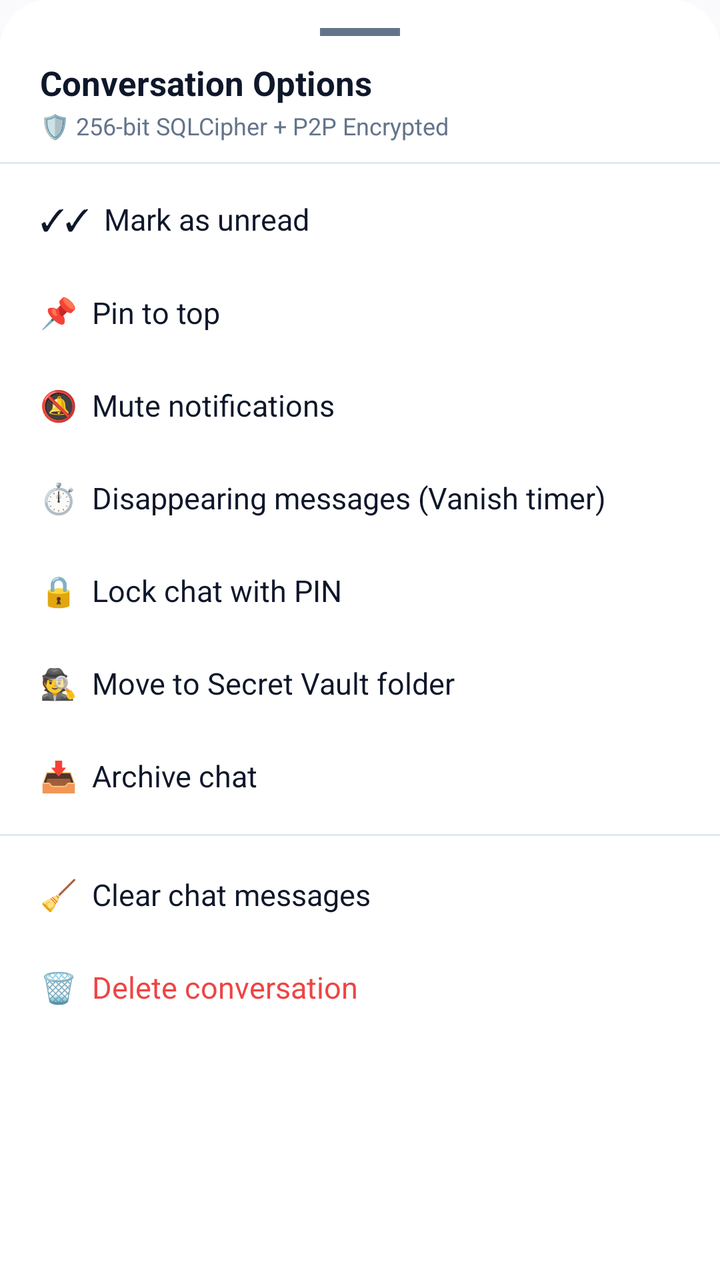
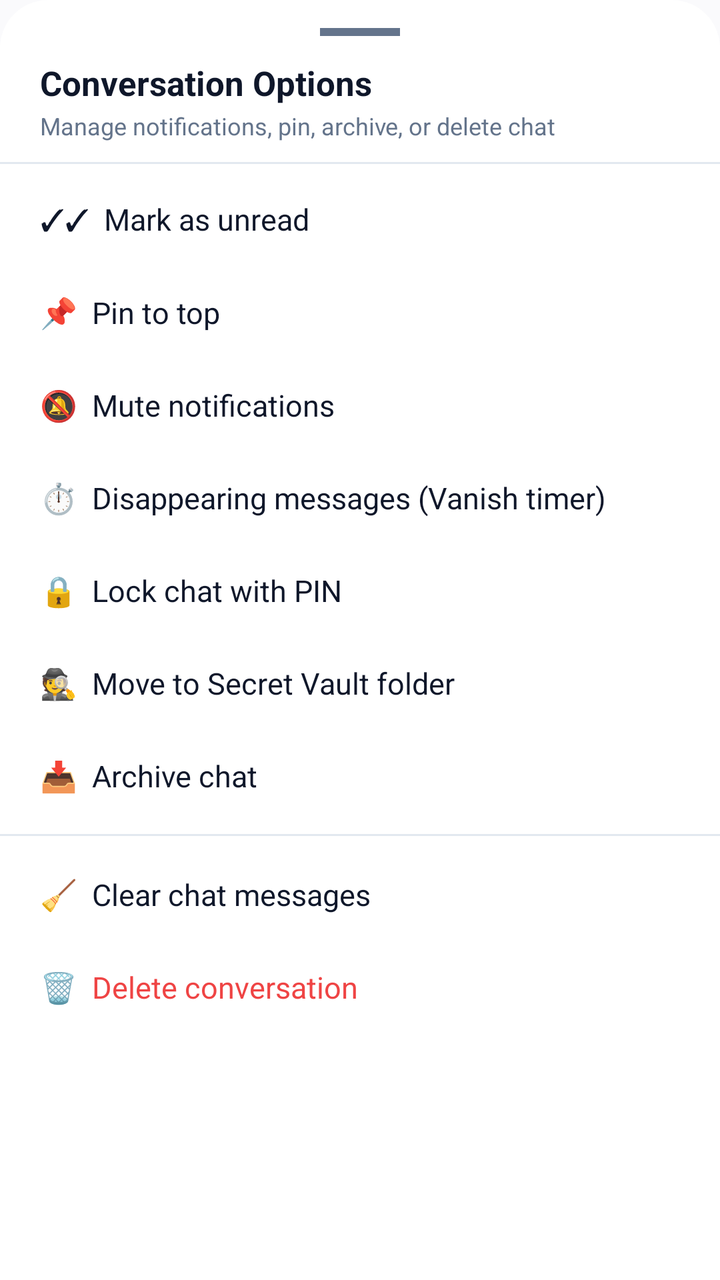

An Android layout rendered at two revisions. The XML below is the earlier revision; the diff shows what the commit changed to produce the second picture.
<!-- AndroidManifest.xml: application theme Theme.VEIL -->
<!-- res/layout/bottom_sheet_chat_actions.xml -->
<?xml version="1.0" encoding="utf-8"?>
<LinearLayout xmlns:android="http://schemas.android.com/apk/res/android"
    xmlns:app="http://schemas.android.com/apk/res-auto"
    android:layout_width="match_parent"
    android:layout_height="wrap_content"
    android:orientation="vertical"
    android:background="@drawable/bottom_sheet_background"
    android:paddingTop="14dp"
    android:paddingBottom="24dp">

    <View
        android:layout_width="40dp"
        android:layout_height="4dp"
        android:background="@color/text_secondary"
        android:layout_gravity="center_horizontal"
        android:layout_marginBottom="12dp" />

    <LinearLayout
        android:layout_width="match_parent"
        android:layout_height="wrap_content"
        android:orientation="vertical"
        android:paddingStart="20dp"
        android:paddingEnd="20dp"
        android:paddingBottom="10dp">

        <TextView
            android:id="@+id/tvSheetChatTitle"
            android:layout_width="match_parent"
            android:layout_height="wrap_content"
            android:text="Conversation Options"
            android:textColor="@color/text_primary"
            android:textSize="17sp"
            android:textStyle="bold" />

        <TextView
            android:id="@+id/tvSheetChatSubtitle"
            android:layout_width="match_parent"
            android:layout_height="wrap_content"
            android:layout_marginTop="2dp"
            android:text="🛡️ 256-bit SQLCipher + P2P Encrypted"
            android:textColor="@color/text_secondary"
            android:textSize="12sp" />
    </LinearLayout>

    <View
        android:layout_width="match_parent"
        android:layout_height="1dp"
        android:background="@color/colorOutline"
        android:layout_marginBottom="4dp" />

    <TextView
        android:id="@+id/actionMarkReadUnread"
        android:layout_width="match_parent"
        android:layout_height="wrap_content"
        android:text="✓✓  Mark as unread"
        android:textColor="@color/text_primary"
        android:textSize="15sp"
        android:paddingStart="20dp"
        android:paddingEnd="20dp"
        android:paddingTop="13dp"
        android:paddingBottom="13dp"
        android:background="?attr/selectableItemBackground"
        android:clickable="true"
        android:focusable="true" />

    <TextView
        android:id="@+id/actionPin"
        android:layout_width="match_parent"
        android:layout_height="wrap_content"
        android:text="📌  Pin to top"
        android:textColor="@color/text_primary"
        android:textSize="15sp"
        android:paddingStart="20dp"
        android:paddingEnd="20dp"
        android:paddingTop="13dp"
        android:paddingBottom="13dp"
        android:background="?attr/selectableItemBackground"
        android:clickable="true"
        android:focusable="true" />

    <TextView
        android:id="@+id/actionMute"
        android:layout_width="match_parent"
        android:layout_height="wrap_content"
        android:text="🔕  Mute notifications"
        android:textColor="@color/text_primary"
        android:textSize="15sp"
        android:paddingStart="20dp"
        android:paddingEnd="20dp"
        android:paddingTop="13dp"
        android:paddingBottom="13dp"
        android:background="?attr/selectableItemBackground"
        android:clickable="true"
        android:focusable="true" />

    <TextView
        android:id="@+id/actionVanishTimer"
        android:layout_width="match_parent"
        android:layout_height="wrap_content"
        android:text="⏱️  Disappearing messages (Vanish timer)"
        android:textColor="@color/text_primary"
        android:textSize="15sp"
        android:paddingStart="20dp"
        android:paddingEnd="20dp"
        android:paddingTop="13dp"
        android:paddingBottom="13dp"
        android:background="?attr/selectableItemBackground"
        android:clickable="true"
        android:focusable="true" />

    <TextView
        android:id="@+id/actionLockChat"
        android:layout_width="match_parent"
        android:layout_height="wrap_content"
        android:text="🔒  Lock chat with PIN"
        android:textColor="@color/text_primary"
        android:textSize="15sp"
        android:paddingStart="20dp"
        android:paddingEnd="20dp"
        android:paddingTop="13dp"
        android:paddingBottom="13dp"
        android:background="?attr/selectableItemBackground"
        android:clickable="true"
        android:focusable="true" />

    <TextView
        android:id="@+id/actionSecretVault"
        android:layout_width="match_parent"
        android:layout_height="wrap_content"
        android:text="🕵️  Move to Secret Vault folder"
        android:textColor="@color/text_primary"
        android:textSize="15sp"
        android:paddingStart="20dp"
        android:paddingEnd="20dp"
        android:paddingTop="13dp"
        android:paddingBottom="13dp"
        android:background="?attr/selectableItemBackground"
        android:clickable="true"
        android:focusable="true" />

    <TextView
        android:id="@+id/actionArchive"
        android:layout_width="match_parent"
        android:layout_height="wrap_content"
        android:text="📥  Archive chat"
        android:textColor="@color/text_primary"
        android:textSize="15sp"
        android:paddingStart="20dp"
        android:paddingEnd="20dp"
        android:paddingTop="13dp"
        android:paddingBottom="13dp"
        android:background="?attr/selectableItemBackground"
        android:clickable="true"
        android:focusable="true" />

    <View
        android:layout_width="match_parent"
        android:layout_height="1dp"
        android:background="@color/colorOutline"
        android:layout_marginTop="6dp"
        android:layout_marginBottom="6dp" />

    <TextView
        android:id="@+id/actionClearChat"
        android:layout_width="match_parent"
        android:layout_height="wrap_content"
        android:text="🧹  Clear chat messages"
        android:textColor="@color/text_primary"
        android:textSize="15sp"
        android:paddingStart="20dp"
        android:paddingEnd="20dp"
        android:paddingTop="13dp"
        android:paddingBottom="13dp"
        android:background="?attr/selectableItemBackground"
        android:clickable="true"
        android:focusable="true" />

    <TextView
        android:id="@+id/actionDelete"
        android:layout_width="match_parent"
        android:layout_height="wrap_content"
        android:text="🗑️  Delete conversation"
        android:textColor="@color/error_red"
        android:textSize="15sp"
        android:paddingStart="20dp"
        android:paddingEnd="20dp"
        android:paddingTop="13dp"
        android:paddingBottom="13dp"
        android:background="?attr/selectableItemBackground"
        android:clickable="true"
        android:focusable="true" />

</LinearLayout>
<!-- resources referenced by this layout -->
<resources>
  <color name="colorOutline">#E2E8F0</color>
  <color name="error_red">#EF4444</color>
  <color name="text_primary">#0F172A</color>
  <color name="text_secondary">#64748B</color>
  <!-- drawable bottom_sheet_background (drawable) -->
  <?xml version="1.0" encoding="utf-8"?>
  <shape xmlns:android="http://schemas.android.com/apk/res/android">
      <solid android:color="@color/colorSurface" />
      <corners
          android:topLeftRadius="24dp"
          android:topRightRadius="24dp" />
  </shape>
  <style name="Theme.VEIL" parent="Base.Theme.VEIL" />
  <color name="colorSurface">#FFFFFF</color>
  <style name="Base.Theme.VEIL" parent="Theme.Material3.DayNight.NoActionBar">
          <item name="android:statusBarColor">@android:color/transparent</item>
          <item name="android:navigationBarColor">@android:color/transparent</item>
          <item name="android:windowLightStatusBar" tools:targetApi="m">true</item>
          <item name="colorPrimary">@color/colorPrimary</item>
          <item name="colorOnPrimary">@color/colorOnPrimary</item>
          <item name="colorPrimaryContainer">@color/colorPrimaryContainer</item>
          <item name="colorOnPrimaryContainer">@color/colorOnPrimaryContainer</item>
          <item name="colorSurface">@color/colorSurface</item>
          <item name="colorSurfaceVariant">@color/colorSurfaceVariant</item>
          <item name="colorOutline">@color/colorOutline</item>
          <item name="android:colorBackground">@color/colorBackground</item>
          <item name="bottomSheetDialogTheme">@style/ModernBottomSheetDialogTheme</item>
      </style>
  <color name="colorPrimary">#4F46E5</color>
  <color name="colorOnPrimary">#FFFFFF</color>
  <color name="colorPrimaryContainer">#EEF2FF</color>
  <color name="colorOnPrimaryContainer">#3730A3</color>
  <color name="colorSurfaceVariant">#F1F5F9</color>
  <color name="colorBackground">#FAFAFC</color>
  <style name="ModernBottomSheetDialogTheme" parent="Theme.Material3.DayNight.BottomSheetDialog">
          <item name="bottomSheetStyle">@style/ModernBottomSheetStyle</item>
          <item name="android:windowIsFloating">false</item>
          <item name="android:statusBarColor">@android:color/transparent</item>
          <item name="android:navigationBarColor">@android:color/transparent</item>
      </style>
  <style name="ModernBottomSheetStyle" parent="Widget.Material3.BottomSheet">
          <item name="android:background">@android:color/transparent</item>
      </style>
</resources>

<!-- the commit's change to res/layout/bottom_sheet_chat_actions.xml (unified diff, before → after) -->
@@ -37,7 +37,7 @@
             android:layout_width="match_parent"
             android:layout_height="wrap_content"
             android:layout_marginTop="2dp"
-            android:text="🛡️ 256-bit SQLCipher + P2P Encrypted"
+            android:text="Manage notifications, pin, archive, or delete chat"
             android:textColor="@color/text_secondary"
             android:textSize="12sp" />
     </LinearLayout>
